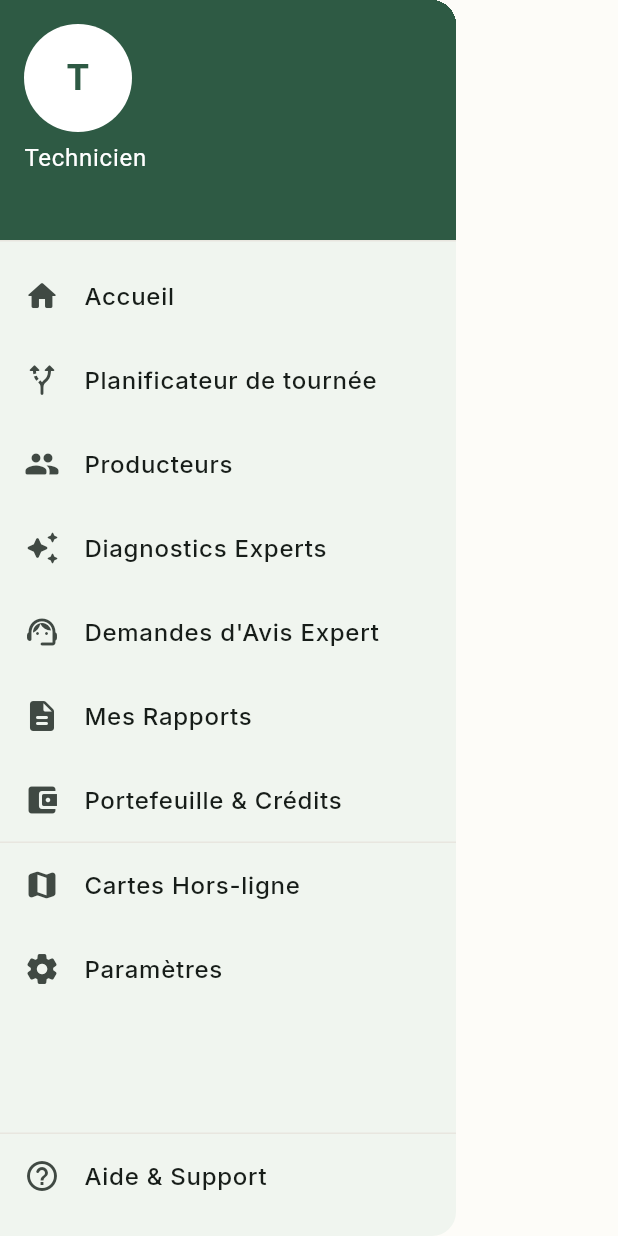
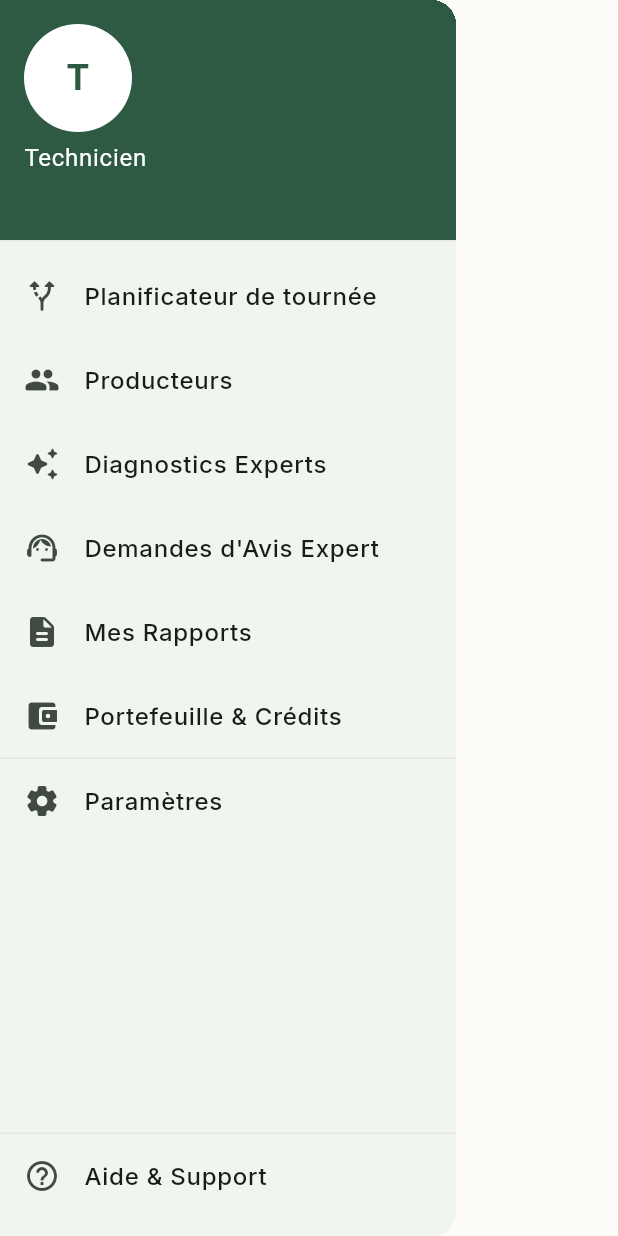
Before and after one commit to petaliadmin/petalia-field-pro, a Flutter app: the _AppDrawer widget shown alone on an empty page, opened directly, on a phone screen of 412 x 824 dp. Run offline on Flutter 3.47's test engine with Material 3 defaults, Android fonts, the phone set to English and light mode, and no system bars; our stand-ins replace audioplayers, cached_network_image, connectivity_plus, dio, firebase_core, firebase_messaging and 21 more; missing offline and left inert: excel, flutter_map_marker_cluster, flutter_map_tile_caching, light, mobile_scanner, record; accounts and stored records are empty; network calls fail; Roboto replaces fonts that are missing (Montserrat); statements that could not run were skipped; project files that could hold a hidden picture were left out.

Commit message:
style(mobile): suppression des entrées Accueil et Cartes Hors-ligne du menu latéral

```diff
--- a/apps/mobile/lib/shared/widgets/app_shell.dart
+++ b/apps/mobile/lib/shared/widgets/app_shell.dart
@@ -107,14 +107,6 @@ class _AppDrawer extends ConsumerWidget {
             decoration: const BoxDecoration(color: AppColors.primary),
           ),
           ListTile(
-            leading: const Icon(Icons.home_rounded),
-            title: const Text('Accueil'),
-            onTap: () {
-              Navigator.pop(context);
-              context.go(Routes.dashboard);
-            },
-          ),
-          ListTile(
             leading: const Icon(Icons.alt_route_rounded),
             title: const Text('Planificateur de tournée'),
             onTap: () {
@@ -163,14 +155,6 @@ class _AppDrawer extends ConsumerWidget {
             },
           ),
           const Divider(),
-          ListTile(
-            leading: const Icon(Icons.map_rounded),
-            title: const Text('Cartes Hors-ligne'),
-            onTap: () {
-              Navigator.pop(context);
-              context.go(Routes.settings); // Managed in settings
-            },
-          ),
           ListTile(
             leading: const Icon(Icons.settings_rounded),
             title: const Text('Paramètres'),
```
